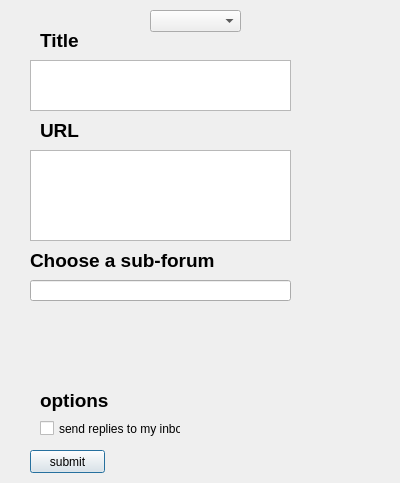
ak2300941/Cis17BGroupProject, file forums/newthread.ui: the form before one commit.
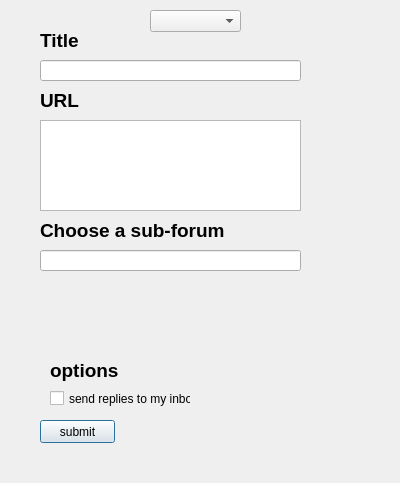
The form after the commit.

What changed in the file:
```diff
--- a/forums/newthread.ui
+++ b/forums/newthread.ui
@@ -36,8 +36,8 @@
   <widget class="QLineEdit" name="urlInput">
    <property name="geometry">
     <rect>
-     <x>30</x>
-     <y>160</y>
+     <x>40</x>
+     <y>130</y>
      <width>261</width>
      <height>31</height>
     </rect>
@@ -47,7 +47,7 @@
    <property name="geometry">
     <rect>
      <x>40</x>
-     <y>120</y>
+     <y>90</y>
      <width>51</width>
      <height>21</height>
     </rect>
@@ -76,8 +76,8 @@
   <widget class="QPushButton" name="pushButton">
    <property name="geometry">
     <rect>
-     <x>30</x>
-     <y>450</y>
+     <x>40</x>
+     <y>420</y>
      <width>75</width>
      <height>23</height>
     </rect>
@@ -89,18 +89,18 @@
   <widget class="QLineEdit" name="titleInput_2">
    <property name="geometry">
     <rect>
-     <x>30</x>
-     <y>280</y>
-     <width>261</width>
-     <height>21</height>
-    </rect>
-   </property>
-  </widget>
-  <widget class="QLabel" name="label_2">
-   <property name="geometry">
-    <rect>
-     <x>30</x>
+     <x>40</x>
      <y>250</y>
+     <width>261</width>
+     <height>21</height>
+    </rect>
+   </property>
+  </widget>
+  <widget class="QLabel" name="label_2">
+   <property name="geometry">
+    <rect>
+     <x>40</x>
+     <y>220</y>
      <width>201</width>
      <height>21</height>
     </rect>
@@ -119,8 +119,8 @@
   <widget class="QLabel" name="typeLabel_2">
    <property name="geometry">
     <rect>
-     <x>40</x>
-     <y>390</y>
+     <x>50</x>
+     <y>360</y>
      <width>71</width>
      <height>21</height>
     </rect>
@@ -139,8 +139,8 @@
   <widget class="QCheckBox" name="checkBox">
    <property name="geometry">
     <rect>
-     <x>40</x>
-     <y>420</y>
+     <x>50</x>
+     <y>390</y>
      <width>141</width>
      <height>17</height>
     </rect>
@@ -152,20 +152,20 @@
   <widget class="QTextEdit" name="textInput">
    <property name="geometry">
     <rect>
-     <x>30</x>
-     <y>150</y>
+     <x>40</x>
+     <y>120</y>
      <width>261</width>
      <height>91</height>
     </rect>
    </property>
   </widget>
-  <widget class="QTextEdit" name="titleInput">
+  <widget class="QLineEdit" name="titleInput">
    <property name="geometry">
     <rect>
-     <x>30</x>
+     <x>40</x>
      <y>60</y>
      <width>261</width>
-     <height>51</height>
+     <height>21</height>
     </rect>
    </property>
   </widget>
```
Left out of the diff: 8 changed lines with no effect on the pictures.
